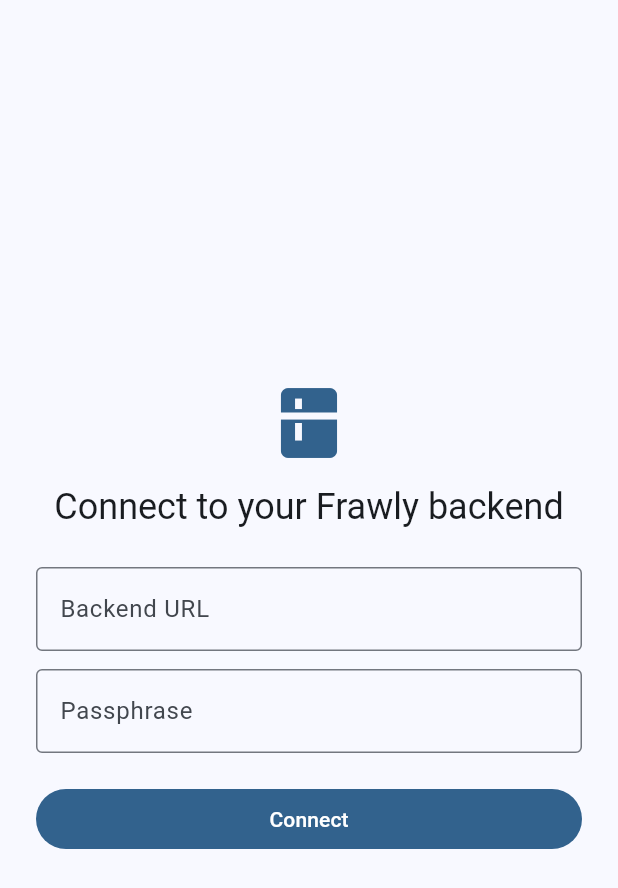
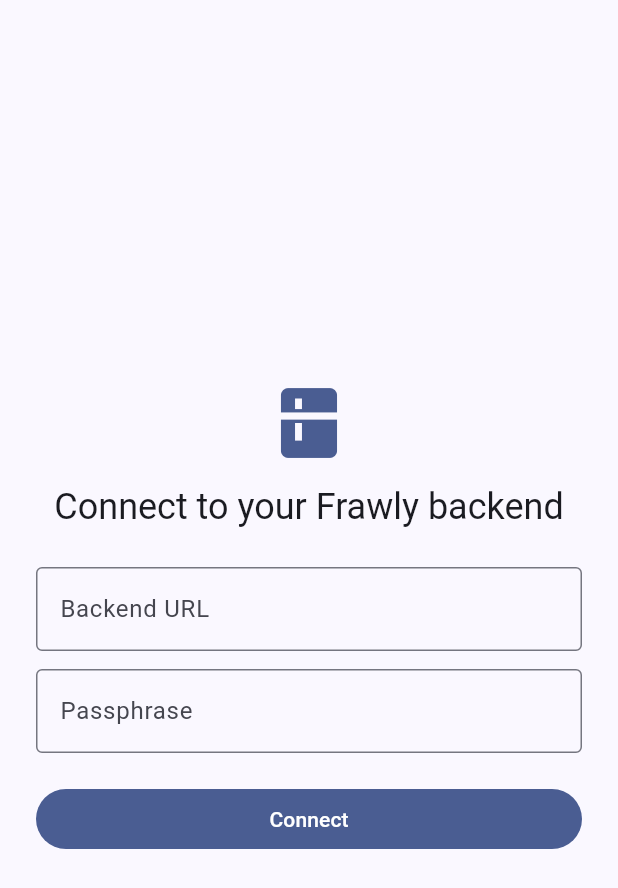
Before and after one commit to allapcallapc/Frawly, a Flutter app: the screen it shows after launch, on a phone screen of 412 x 824 dp. Shown: the top 888 px of the screen. Run offline on Flutter 3.47's test engine with Material 3 defaults, Android fonts, the phone set to English and light mode, and no system bars; our stand-ins replace file_picker, flutter_secure_storage, package_info_plus.

Commit message:
feat: retheme app with colors sampled from the logo (#15)
Swap the Material3 seed color (and matching PWA background/theme
color) from a generic blue (#0079C2) to #314A8A, the dominant navy
sampled directly from assets/logo.png's container lid, so the app's
color scheme actually derives from the brand mark instead of an
arbitrary pick.


Claude-Session: https://claude.ai/code/session_01Mak2fiWFwfJnD376q8s4rB

Co-authored-by: Claude <noreply@anthropic.com>

```diff
--- a/lib/main.dart
+++ b/lib/main.dart
@@ -34,7 +34,8 @@ class FrawlyApp extends StatelessWidget {
         title: 'Frawly',
         debugShowCheckedModeBanner: false,
         theme: ThemeData(
-          colorScheme: ColorScheme.fromSeed(seedColor: const Color(0xFF0079C2)),
+          // Seeded from the logo's dominant navy-blue container lid.
+          colorScheme: ColorScheme.fromSeed(seedColor: const Color(0xFF314A8A)),
           useMaterial3: true,
           cardTheme: CardThemeData(
             elevation: 1,
@@ -45,7 +46,7 @@ class FrawlyApp extends StatelessWidget {
         ),
         darkTheme: ThemeData(
           colorScheme: ColorScheme.fromSeed(
-            seedColor: const Color(0xFF0079C2),
+            seedColor: const Color(0xFF314A8A),
             brightness: Brightness.dark,
           ),
           useMaterial3: true,
--- a/pubspec.yaml
+++ b/pubspec.yaml
@@ -52,5 +52,5 @@ flutter_launcher_icons:
     # Must match web/manifest.json's background_color/theme_color -
     # flutter_launcher_icons overwrites those fields on every run, so a
     # mismatch here silently clobbers the PWA's brand color.
-    background_color: "#0079C2"
-    theme_color: "#0079C2"
+    background_color: "#314A8A"
+    theme_color: "#314A8A"
```
Also changed, not shown: 1 other file.
